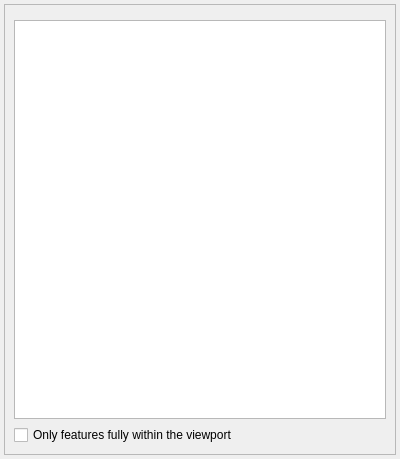
Old version of the form src/Docks/FeaturesDock.ui in the repository openstreetmap/merkaartor.
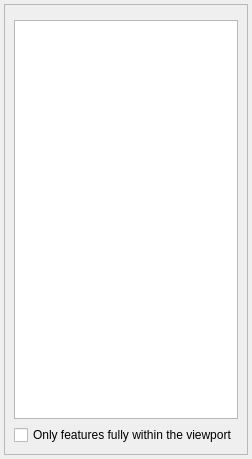
New version of the form.

Patch:
```diff
--- a/src/Docks/FeaturesDock.ui
+++ b/src/Docks/FeaturesDock.ui
@@ -6,7 +6,7 @@
    <rect>
     <x>0</x>
     <y>0</y>
-    <width>400</width>
+    <width>235</width>
     <height>459</height>
    </rect>
   </property>
```
